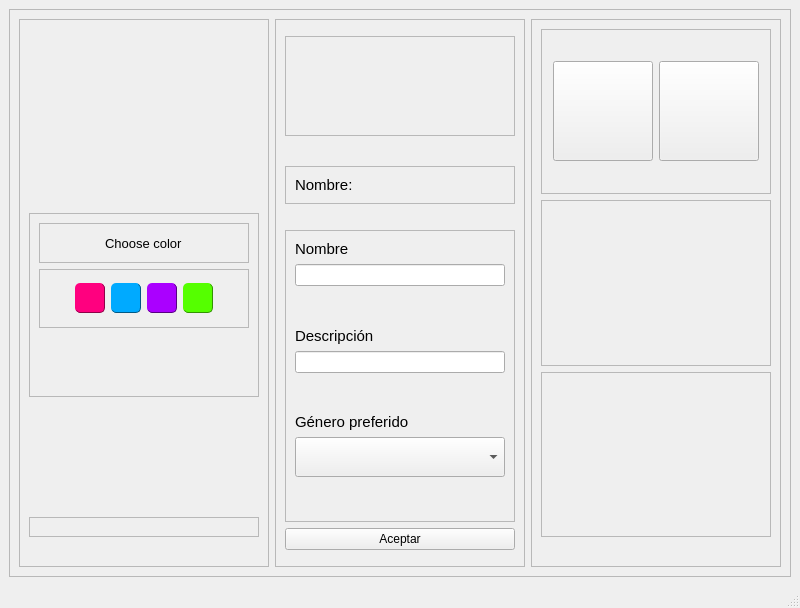
Above: views/cloudy_profile.ui from ximenaaloya/cloudymusic before the change. Below: the same form after it.
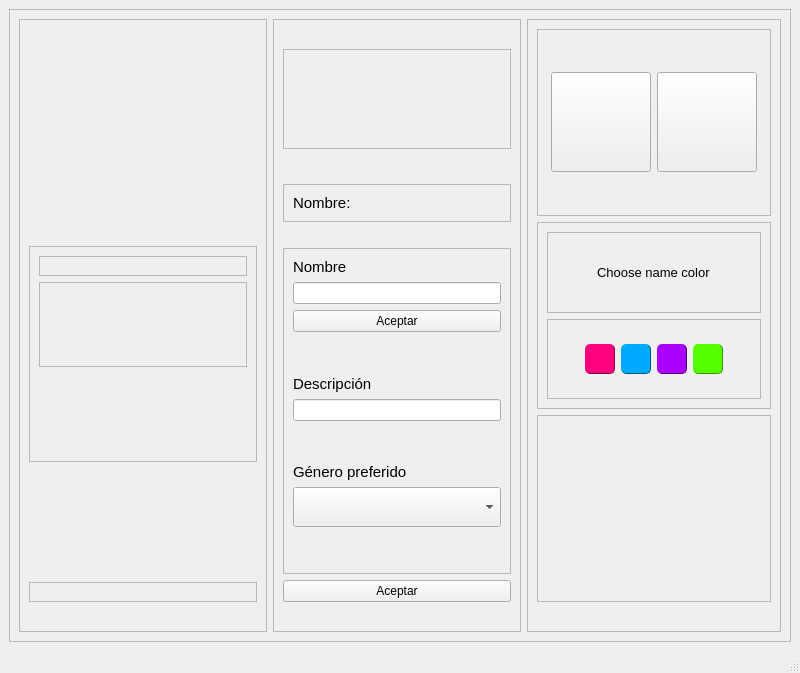
That is the form after the change. Icons and pictures are not drawn.

The edit to the form file:
```diff
--- a/views/cloudy_profile.ui
+++ b/views/cloudy_profile.ui
@@ -7,7 +7,7 @@
     <x>0</x>
     <y>0</y>
     <width>800</width>
-    <height>608</height>
+    <height>673</height>
    </rect>
   </property>
   <property name="windowTitle">
@@ -102,50 +102,7 @@
                      <property name="frameShadow">
                       <enum>QFrame::Raised</enum>
                      </property>
-                     <layout class="QVBoxLayout" name="verticalLayout_12">
-                      <item>
-                       <layout class="QHBoxLayout" name="horizontalLayout_18">
-                        <item>
-                         <spacer name="horizontalSpacer_6">
-                          <property name="orientation">
-                           <enum>Qt::Horizontal</enum>
-                          </property>
-                          <property name="sizeHint" stdset="0">
-                           <size>
-                            <width>40</width>
-                            <height>20</height>
-                           </size>
-                          </property>
-                         </spacer>
-                        </item>
-                        <item>
-                         <widget class="QLabel" name="label">
-                          <property name="font">
-                           <font>
-                            <pointsize>10</pointsize>
-                           </font>
-                          </property>
-                          <property name="text">
-                           <string>Choose color</string>
-                          </property>
-                         </widget>
-                        </item>
-                        <item>
-                         <spacer name="horizontalSpacer_5">
-                          <property name="orientation">
-                           <enum>Qt::Horizontal</enum>
-                          </property>
-                          <property name="sizeHint" stdset="0">
-                           <size>
-                            <width>40</width>
-                            <height>20</height>
-                           </size>
-                          </property>
-                         </spacer>
-                        </item>
-                       </layout>
-                      </item>
-                     </layout>
+                     <layout class="QVBoxLayout" name="verticalLayout_12"/>
                     </widget>
                    </item>
                    <item>
@@ -162,106 +119,7 @@
                      <property name="frameShadow">
                       <enum>QFrame::Raised</enum>
                      </property>
-                     <layout class="QHBoxLayout" name="horizontalLayout_17">
-                      <item>
-                       <layout class="QHBoxLayout" name="horizontalLayout_13">
-                        <item>
-                         <widget class="QPushButton" name="btn_r">
-                          <property name="maximumSize">
-                           <size>
-                            <width>30</width>
-                            <height>30</height>
-                           </size>
-                          </property>
-                          <property name="cursor">
-                           <cursorShape>PointingHandCursor</cursorShape>
-                          </property>
-                          <property name="styleSheet">
-                           <string notr="true">background-color: rgb(255, 0, 127);
-border-radius:5px;
-border-bottom:1px solid rgb(140, 1, 71);
-border-right:1px solid rgb(140, 1, 71);</string>
-                          </property>
-                          <property name="text">
-                           <string/>
-                          </property>
-                         </widget>
-                        </item>
-                        <item>
-                         <widget class="QPushButton" name="btn_a">
-                          <property name="maximumSize">
-                           <size>
-                            <width>30</width>
-                            <height>30</height>
-                           </size>
-                          </property>
-                          <property name="cursor">
-                           <cursorShape>PointingHandCursor</cursorShape>
-                          </property>
-                          <property name="styleSheet">
-                           <string notr="true">background-color: rgb(0, 170, 255);
-border-radius:5px;
-border-bottom:1px solid rgb(1, 89, 133);
-border-right:1px solid rgb(1, 89, 133);</string>
-                          </property>
-                          <property name="text">
-                           <string/>
-                          </property>
-                         </widget>
-                        </item>
-                        <item>
-                         <widget class="QPushButton" name="btn_mo">
-                          <property name="maximumSize">
-                           <size>
-                            <width>30</width>
-                            <height>30</height>
-                           </size>
-                          </property>
-                          <property name="cursor">
-                           <cursorShape>PointingHandCursor</cursorShape>
-                          </property>
-                          <property name="styleSheet">
-                           <string notr="true">background-color: rgb(170, 0, 255);
-border-radius:5px;
-border-bottom:1px solid rgb(87, 0, 130);
-border-right:1px solid rgb(87, 0, 130);</string>
-                          </property>
-                          <property name="text">
-                           <string/>
-                          </property>
-                         </widget>
-                        </item>
-                        <item>
-                         <widget class="QPushButton" name="btn_v">
-                          <property name="sizePolicy">
-                           <sizepolicy hsizetype="Fixed" vsizetype="Fixed">
-                            <horstretch>0</horstretch>
-                            <verstretch>0</verstretch>
-                           </sizepolicy>
-                          </property>
-                          <property name="maximumSize">
-                           <size>
-                            <width>30</width>
-                            <height>30</height>
-                           </size>
-                          </property>
-                          <property name="cursor">
-                           <cursorShape>PointingHandCursor</cursorShape>
-                          </property>
-                          <property name="styleSheet">
-                           <string notr="true">background-color: rgb(85, 255, 0);
-border-radius:5px;
-border-bottom:1px solid rgb(50, 148, 1);
-border-right:1px solid rgb(50, 148, 1);</string>
-                          </property>
-                          <property name="text">
-                           <string/>
-                          </property>
-                         </widget>
-                        </item>
-                       </layout>
-                      </item>
-                     </layout>
+                     <layout class="QHBoxLayout" name="horizontalLayout_17"/>
                     </widget>
                    </item>
                    <item>
@@ -562,6 +420,16 @@
                      </property>
                     </widget>
                    </item>
+                   <item>
+                    <widget class="QPushButton" name="btn_name">
+                     <property name="text">
+                      <string>Aceptar</string>
+                     </property>
+                     <property name="class" stdset="0">
+                      <string>boton</string>
+                     </property>
+                    </widget>
+                   </item>
                    <item>
                     <spacer name="verticalSpacer_5">
                      <property name="orientation">
@@ -831,6 +699,184 @@
                 <property name="frameShadow">
                  <enum>QFrame::Raised</enum>
                 </property>
+                <layout class="QVBoxLayout" name="verticalLayout_11">
+                 <item>
+                  <layout class="QVBoxLayout" name="verticalLayout_9">
+                   <item>
+                    <widget class="QFrame" name="frame_16">
+                     <property name="frameShape">
+                      <enum>QFrame::StyledPanel</enum>
+                     </property>
+                     <property name="frameShadow">
+                      <enum>QFrame::Raised</enum>
+                     </property>
+                     <layout class="QHBoxLayout" name="horizontalLayout_9">
+                      <item>
+                       <layout class="QHBoxLayout" name="horizontalLayout_8">
+                        <item>
+                         <layout class="QHBoxLayout" name="horizontalLayout_18">
+                          <item>
+                           <spacer name="horizontalSpacer_6">
+                            <property name="orientation">
+                             <enum>Qt::Horizontal</enum>
+                            </property>
+                            <property name="sizeHint" stdset="0">
+                             <size>
+                              <width>40</width>
+                              <height>20</height>
+                             </size>
+                            </property>
+                           </spacer>
+                          </item>
+                          <item>
+                           <widget class="QLabel" name="label">
+                            <property name="font">
+                             <font>
+                              <pointsize>10</pointsize>
+                             </font>
+                            </property>
+                            <property name="text">
+                             <string>Choose name color</string>
+                            </property>
+                           </widget>
+                          </item>
+                          <item>
+                           <spacer name="horizontalSpacer_5">
+                            <property name="orientation">
+                             <enum>Qt::Horizontal</enum>
+                            </property>
+                            <property name="sizeHint" stdset="0">
+                             <size>
+                              <width>40</width>
+                              <height>20</height>
+                             </size>
+                            </property>
+                           </spacer>
+                          </item>
+                         </layout>
+                        </item>
+                       </layout>
+                      </item>
+                     </layout>
+                    </widget>
+                   </item>
+                   <item>
+                    <widget class="QFrame" name="frame_12">
+                     <property name="frameShape">
+                      <enum>QFrame::StyledPanel</enum>
+                     </property>
+                     <property name="frameShadow">
+                      <enum>QFrame::Raised</enum>
+                     </property>
+                     <layout class="QHBoxLayout" name="horizontalLayout_19">
+                      <item>
+                       <layout class="QHBoxLayout" name="horizontalLayout_10">
+                        <item>
+                         <layout class="QHBoxLayout" name="horizontalLayout_13">
+                          <item>
+                           <widget class="QPushButton" name="btn_r">
+                            <property name="maximumSize">
+                             <size>
+                              <width>30</width>
+                              <height>30</height>
+                             </size>
+                            </property>
+                            <property name="cursor">
+                             <cursorShape>PointingHandCursor</cursorShape>
+                            </property>
+                            <property name="styleSheet">
+                             <string notr="true">background-color: rgb(255, 0, 127);
+border-radius:5px;
+border-bottom:1px solid rgb(140, 1, 71);
+border-right:1px solid rgb(140, 1, 71);</string>
+                            </property>
+                            <property name="text">
+                             <string/>
+                            </property>
+                           </widget>
+                          </item>
+                          <item>
+                           <widget class="QPushButton" name="btn_a">
+                            <property name="maximumSize">
+                             <size>
+                              <width>30</width>
+                              <height>30</height>
+                             </size>
+                            </property>
+                            <property name="cursor">
+                             <cursorShape>PointingHandCursor</cursorShape>
+                            </property>
+                            <property name="styleSheet">
+                             <string notr="true">background-color: rgb(0, 170, 255);
+border-radius:5px;
+border-bottom:1px solid rgb(1, 89, 133);
+border-right:1px solid rgb(1, 89, 133);</string>
+                            </property>
+                            <property name="text">
+                             <string/>
+                            </property>
+                           </widget>
+                          </item>
+                          <item>
+                           <widget class="QPushButton" name="btn_mo">
+                            <property name="maximumSize">
+                             <size>
+                              <width>30</width>
+                              <height>30</height>
+                             </size>
+                            </property>
+                            <property name="cursor">
+                             <cursorShape>PointingHandCursor</cursorShape>
+                            </property>
+                            <property name="styleSheet">
+                             <string notr="true">background-color: rgb(170, 0, 255);
+border-radius:5px;
+border-bottom:1px solid rgb(87, 0, 130);
+border-right:1px solid rgb(87, 0, 130);</string>
+                            </property>
+                            <property name="text">
+                             <string/>
+                            </property>
+                           </widget>
+                          </item>
+                          <item>
+                           <widget class="QPushButton" name="btn_v">
+                            <property name="sizePolicy">
+                             <sizepolicy hsizetype="Fixed" vsizetype="Fixed">
+                              <horstretch>0</horstretch>
+                              <verstretch>0</verstretch>
+                             </sizepolicy>
+                            </property>
+                            <property name="maximumSize">
+                             <size>
+                              <width>30</width>
+                              <height>30</height>
+                             </size>
+                            </property>
+                            <property name="cursor">
+                             <cursorShape>PointingHandCursor</cursorShape>
+                            </property>
+                            <property name="styleSheet">
+                             <string notr="true">background-color: rgb(85, 255, 0);
+border-radius:5px;
+border-bottom:1px solid rgb(50, 148, 1);
+border-right:1px solid rgb(50, 148, 1);</string>
+                            </property>
+                            <property name="text">
+                             <string/>
+                            </property>
+                           </widget>
+                          </item>
+                         </layout>
+                        </item>
+                       </layout>
+                      </item>
+                     </layout>
+                    </widget>
+                   </item>
+                  </layout>
+                 </item>
+                </layout>
                </widget>
               </item>
               <item>
```
